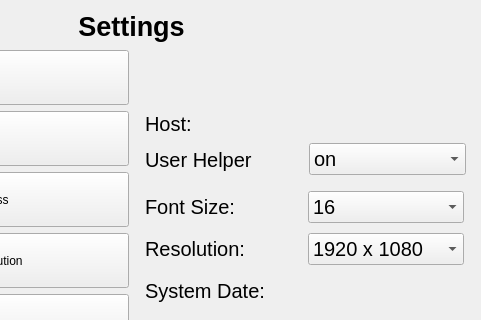
Qt form Greyform-linux/Python_Application/UI_Design/setting.ui (mokzhizhuan/GreyForm_UIs) before a commit; both pictures show x 213 to 694 and y 0 to 320 of the 694 by 548 pixel window.
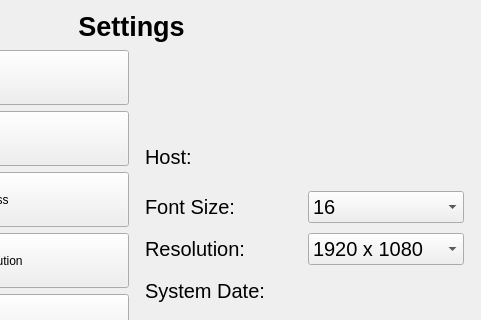
The same form after that commit. The open tabs and pages were chosen to show the change.

Diff of the .ui file:
```diff
--- a/Greyform-linux/Python_Application/UI_Design/setting.ui
+++ b/Greyform-linux/Python_Application/UI_Design/setting.ui
@@ -425,7 +425,7 @@
           <property name="geometry">
            <rect>
             <x>10</x>
-            <y>27</y>
+            <y>60</y>
             <width>319</width>
             <height>36</height>
            </rect>
@@ -621,49 +621,6 @@
            <string>System Memory: </string>
           </property>
          </widget>
-         <widget class="QWidget" name="LayoutWidgetuserinterface">
-          <property name="geometry">
-           <rect>
-            <x>10</x>
-            <y>60</y>
-            <width>321</width>
-            <height>41</height>
-           </rect>
-          </property>
-          <layout class="QHBoxLayout" name="horizontalLayout_7">
-           <item>
-            <widget class="QLabel" name="userinterfacelabel">
-             <property name="font">
-              <font>
-               <pointsize>15</pointsize>
-              </font>
-             </property>
-             <property name="text">
-              <string>User Helper</string>
-             </property>
-            </widget>
-           </item>
-           <item>
-            <widget class="QComboBox" name="userinterfacebox">
-             <property name="font">
-              <font>
-               <pointsize>15</pointsize>
-              </font>
-             </property>
-             <item>
-              <property name="text">
-               <string>on</string>
-              </property>
-             </item>
-             <item>
-              <property name="text">
-               <string>off</string>
-              </property>
-             </item>
-            </widget>
-           </item>
-          </layout>
-         </widget>
         </widget>
         <widget class="QWidget" name="UserPage"/>
         <widget class="QWidget" name="AboutPage">
```
